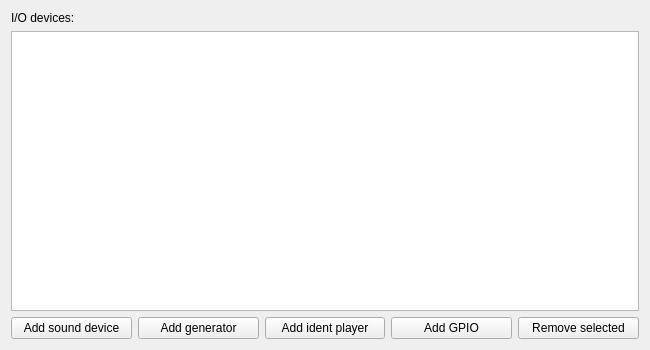
First picture: the form in iOsettings.ui, repository AWAH-SIP/AWAH-SIP_Desktop-GUI, before the edit.
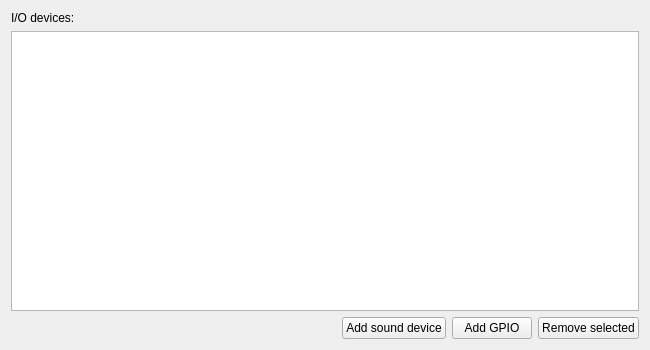
Second picture: the form after the edit.

Commit message: issue #17 combined sound dev buttons to one

The edit to the form file:
```diff
--- a/iOsettings.ui
+++ b/iOsettings.ui
@@ -25,6 +25,19 @@
    </item>
    <item row="2" column="2">
     <layout class="QHBoxLayout" name="horizontalLayout">
+     <item>
+      <spacer name="horizontalSpacer">
+       <property name="orientation">
+        <enum>Qt::Horizontal</enum>
+       </property>
+       <property name="sizeHint" stdset="0">
+        <size>
+         <width>40</width>
+         <height>20</height>
+        </size>
+       </property>
+      </spacer>
+     </item>
      <item>
       <widget class="QPushButton" name="pushButton_add_snd_dev">
        <property name="minimumSize">
@@ -44,46 +57,6 @@
        </property>
       </widget>
      </item>
-     <item>
-      <widget class="QPushButton" name="pushButton_add_generator">
-       <property name="minimumSize">
-        <size>
-         <width>40</width>
-         <height>0</height>
-        </size>
-       </property>
-       <property name="focusPolicy">
-        <enum>Qt::NoFocus</enum>
-       </property>
-       <property name="text">
-        <string>Add generator</string>
-       </property>
-       <property name="autoDefault">
-        <bool>false</bool>
-       </property>
-      </widget>
-     </item>
-     <item>
-      <widget class="QPushButton" name="pushButton_add_play">
-       <property name="minimumSize">
-        <size>
-         <width>40</width>
-         <height>0</height>
-        </size>
-       </property>
-       <property name="font">
-        <font>
-         <kerning>true</kerning>
-        </font>
-       </property>
-       <property name="text">
-        <string>Add ident player</string>
-       </property>
-       <property name="autoDefault">
-        <bool>false</bool>
-       </property>
-      </widget>
-     </item>
      <item>
       <widget class="QPushButton" name="pushButton_add_GPIO">
        <property name="text">
```
The commit also changes 5 other files.
